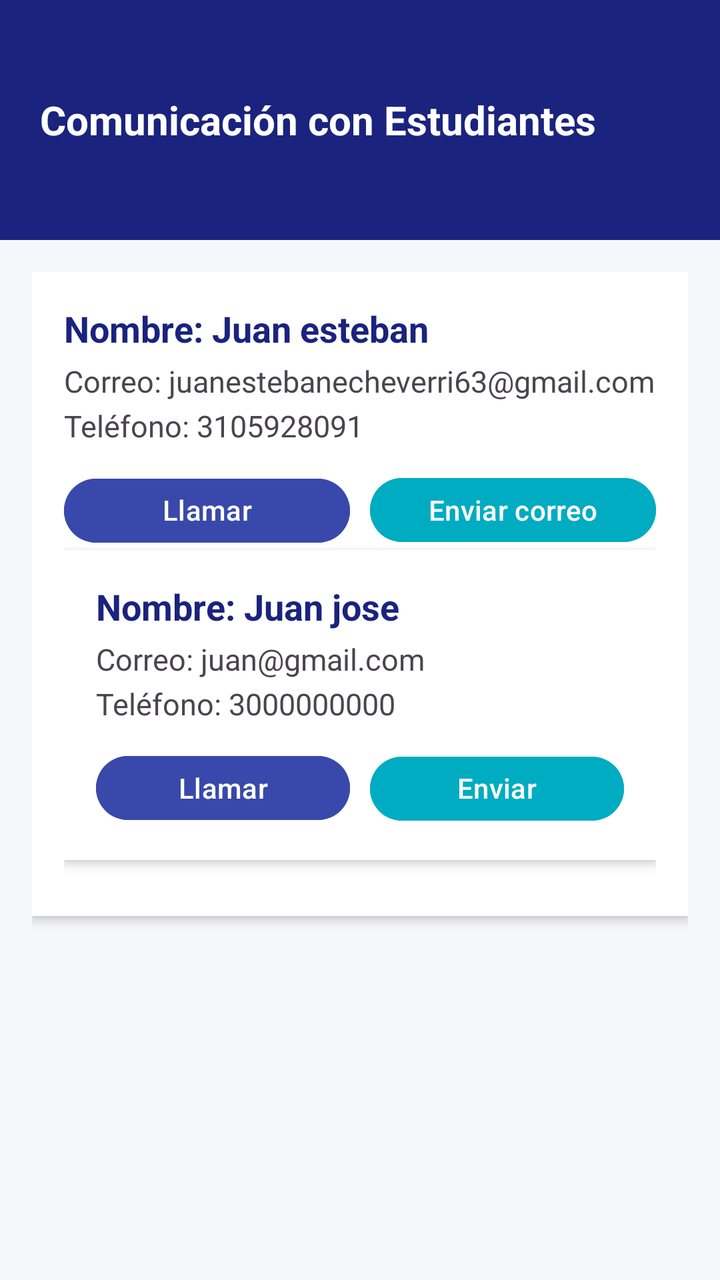
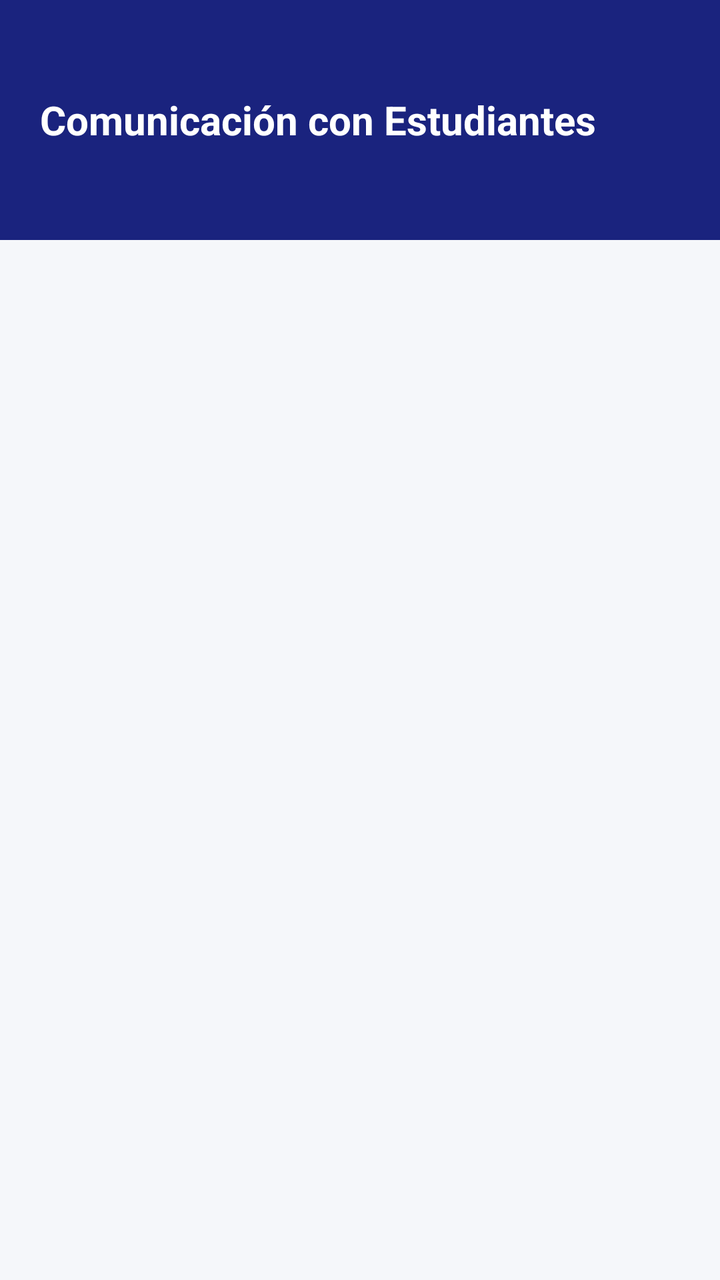

The first picture is an Android layout as it rendered before a commit; the second is the same layout after the commit. The layout source and the unified diff follow.
<!-- AndroidManifest.xml: application theme Theme.Asistencia -->
<!-- res/layout/activity_comunicacion.xml -->
<?xml version="1.0" encoding="utf-8"?>
<LinearLayout xmlns:android="http://schemas.android.com/apk/res/android"
    android:id="@+id/main"
    android:layout_width="match_parent"
    android:layout_height="match_parent"
    android:orientation="vertical"
    android:background="#F5F7FA">


    <LinearLayout
        android:layout_width="match_parent"
        android:layout_height="120dp"
        android:orientation="horizontal"
        android:padding="20dp"
        android:background="#1A237E"
        android:gravity="center_vertical">

        <TextView
            android:layout_width="0dp"
            android:layout_height="wrap_content"
            android:layout_weight="1"
            android:text="Comunicación con Estudiantes"
            android:textColor="#FFFFFF"
            android:textSize="20sp"
            android:textStyle="bold"/>


    </LinearLayout>


    <ScrollView
        android:layout_width="match_parent"
        android:layout_height="match_parent">

        <LinearLayout
            android:layout_width="match_parent"
            android:layout_height="wrap_content"
            android:orientation="vertical"
            android:padding="16dp">


            

            <LinearLayout
                android:layout_width="match_parent"
                android:layout_height="wrap_content"
                android:orientation="vertical"
                android:background="#FFFFFF"
                android:padding="16dp"
                android:layout_marginBottom="12dp"
                android:elevation="3dp">

                <TextView
                    android:id="@+id/txtNombre"
                    android:layout_width="wrap_content"
                    android:layout_height="wrap_content"
                    android:text="Nombre: Juan esteban"
                    android:textSize="18sp"
                    android:textStyle="bold"
                    android:textColor="#1A237E"/>

                <TextView
                    android:id="@+id/txtCorreo"
                    android:layout_width="wrap_content"
                    android:layout_height="wrap_content"
                    android:text="Correo: juanestebanecheverri63@gmail.com"
                    android:textSize="15sp"
                    android:layout_marginTop="4dp"/>

                <TextView
                    android:id="@+id/txtTelefono"
                    android:layout_width="wrap_content"
                    android:layout_height="wrap_content"
                    android:text="Teléfono: 3105928091"
                    android:textSize="15sp"
                    android:layout_marginTop="2dp"/>



                <LinearLayout
                    android:layout_width="match_parent"
                    android:layout_height="wrap_content"
                    android:orientation="horizontal"
                    android:layout_marginTop="12dp">

                    <Button
                        android:id="@+id/btnLlamar"
                        android:layout_width="0dp"
                        android:layout_height="40dp"
                        android:layout_weight="1"
                        android:text="Llamar estudiante"
                        android:backgroundTint="#3949AB"
                        android:textColor="#FFFFFF"/>

                    <Space
                        android:layout_width="10dp"
                        android:layout_height="wrap_content"/>

                    <Button
                        android:id="@+id/btnCorreo"
                        android:layout_width="0dp"
                        android:layout_height="40dp"
                        android:layout_weight="1"
                        android:text="Enviar correo"
                        android:backgroundTint="#00ACC1"
                        android:textColor="#FFFFFF"/>

                </LinearLayout>

                <LinearLayout
                    android:layout_width="match_parent"
                    android:layout_height="wrap_content"
                    android:orientation="vertical"
                    android:background="#FFFFFF"
                    android:padding="16dp"
                    android:layout_marginBottom="12dp"
                    android:elevation="3dp">

                    <TextView
                        android:layout_width="wrap_content"
                        android:layout_height="wrap_content"
                        android:text="Nombre: Juan jose"
                        android:textSize="18sp"
                        android:textStyle="bold"
                        android:textColor="#1A237E"/>
                    <TextView
                        android:layout_width="wrap_content"
                        android:layout_height="wrap_content"
                        android:text="Correo: juan@gmail.com"
                        android:textSize="15sp"
                        android:layout_marginTop="4dp"/>
                    <TextView
                        android:layout_width="wrap_content"
                        android:layout_height="wrap_content"
                        android:text="Teléfono: 3000000000"
                        android:textSize="15sp"
                        android:layout_marginTop="2dp"/>

                    <LinearLayout
                        android:layout_width="match_parent"
                        android:layout_height="wrap_content"
                        android:orientation="horizontal"
                        android:layout_marginTop="12dp">

                        <Button
                            android:id="@+id/btnLlamar2"
                            android:layout_width="0dp"
                            android:layout_weight="1"
                            android:text="Llamar"
                            android:backgroundTint="#3949AB"
                            android:layout_height="40dp"
                            android:textColor="#FFFFFF"/>

                        <Space
                            android:layout_width="10dp"
                            android:layout_height="wrap_content"/>

                        <Button
                            android:id="@+id/btnCorreo2"
                            android:layout_width="0dp"
                            android:layout_weight="1"
                            android:text="Enviar correo"
                            android:backgroundTint="#00ACC1"
                            android:layout_height="40dp"
                            android:textColor="#FFFFFF"/>

                    </LinearLayout>

                </LinearLayout>

            </LinearLayout>



        </LinearLayout>

    </ScrollView>

</LinearLayout>
<!-- resources referenced by this layout -->
<resources>
  <style name="Theme.Asistencia" parent="Base.Theme.Asistencia" />
  <style name="Base.Theme.Asistencia" parent="Theme.Material3.DayNight.NoActionBar">
          
          
      </style>
</resources>

<!-- the commit's change to res/layout/activity_comunicacion.xml (unified diff, before → after) -->
@@ -1,179 +1,29 @@
 <?xml version="1.0" encoding="utf-8"?>
 <LinearLayout xmlns:android="http://schemas.android.com/apk/res/android"
-    android:id="@+id/main"
     android:layout_width="match_parent"
     android:layout_height="match_parent"
     android:orientation="vertical"
     android:background="#F5F7FA">
 
-
     <LinearLayout
         android:layout_width="match_parent"
         android:layout_height="120dp"
-        android:orientation="horizontal"
         android:padding="20dp"
         android:background="#1A237E"
         android:gravity="center_vertical">
 
         <TextView
-            android:layout_width="0dp"
+            android:layout_width="wrap_content"
             android:layout_height="wrap_content"
-            android:layout_weight="1"
             android:text="Comunicación con Estudiantes"
             android:textColor="#FFFFFF"
             android:textSize="20sp"
             android:textStyle="bold"/>
-
-
     </LinearLayout>
 
-
-    <ScrollView
+    <androidx.recyclerview.widget.RecyclerView
+        android:id="@+id/recyclerComunicacion"
         android:layout_width="match_parent"
-        android:layout_height="match_parent">
-
-        <LinearLayout
-            android:layout_width="match_parent"
-            android:layout_height="wrap_content"
-            android:orientation="vertical"
-            android:padding="16dp">
-
-
-            
-
-            <LinearLayout
-                android:layout_width="match_parent"
-                android:layout_height="wrap_content"
-                android:orientation="vertical"
-                android:background="#FFFFFF"
-                android:padding="16dp"
-                android:layout_marginBottom="12dp"
-                android:elevation="3dp">
-
-                <TextView
-                    android:id="@+id/txtNombre"
-                    android:layout_width="wrap_content"
-                    android:layout_height="wrap_content"
-                    android:text="Nombre: Juan esteban"
-                    android:textSize="18sp"
-                    android:textStyle="bold"
-                    android:textColor="#1A237E"/>
-
-                <TextView
-                    android:id="@+id/txtCorreo"
-                    android:layout_width="wrap_content"
-                    android:layout_height="wrap_content"
-                    android:text="Correo: juanestebanecheverri63@gmail.com"
-                    android:textSize="15sp"
-                    android:layout_marginTop="4dp"/>
-
-                <TextView
-                    android:id="@+id/txtTelefono"
-                    android:layout_width="wrap_content"
-                    android:layout_height="wrap_content"
-                    android:text="Teléfono: 3105928091"
-                    android:textSize="15sp"
-                    android:layout_marginTop="2dp"/>
-
-
-
-                <LinearLayout
-                    android:layout_width="match_parent"
-                    android:layout_height="wrap_content"
-                    android:orientation="horizontal"
-                    android:layout_marginTop="12dp">
-
-                    <Button
-                        android:id="@+id/btnLlamar"
-                        android:layout_width="0dp"
-                        android:layout_height="40dp"
-                        android:layout_weight="1"
-                        android:text="Llamar estudiante"
-                        android:backgroundTint="#3949AB"
-                        android:textColor="#FFFFFF"/>
-
-                    <Space
-                        android:layout_width="10dp"
-                        android:layout_height="wrap_content"/>
-
-                    <Button
-                        android:id="@+id/btnCorreo"
-                        android:layout_width="0dp"
-                        android:layout_height="40dp"
-                        android:layout_weight="1"
-                        android:text="Enviar correo"
-                        android:backgroundTint="#00ACC1"
-                        android:textColor="#FFFFFF"/>
-
-                </LinearLayout>
-
-                <LinearLayout
-                    android:layout_width="match_parent"
-                    android:layout_height="wrap_content"
-                    android:orientation="vertical"
-                    android:background="#FFFFFF"
-                    android:padding="16dp"
-                    android:layout_marginBottom="12dp"
-                    android:elevation="3dp">
-
-                    <TextView
-                        android:layout_width="wrap_content"
-                        android:layout_height="wrap_content"
-                        android:text="Nombre: Juan jose"
-                        android:textSize="18sp"
-                        android:textStyle="bold"
-                        android:textColor="#1A237E"/>
-                    <TextView
-                        android:layout_width="wrap_content"
-                        android:layout_height="wrap_content"
-                        android:text="Correo: juan@gmail.com"
-                        android:textSize="15sp"
-                        android:layout_marginTop="4dp"/>
-                    <TextView
-                        android:layout_width="wrap_content"
-                        android:layout_height="wrap_content"
-                        android:text="Teléfono: 3000000000"
-                        android:textSize="15sp"
-                        android:layout_marginTop="2dp"/>
-
-                    <LinearLayout
-                        android:layout_width="match_parent"
-                        android:layout_height="wrap_content"
-                        android:orientation="horizontal"
-                        android:layout_marginTop="12dp">
-
-                        <Button
-                            android:id="@+id/btnLlamar2"
-                            android:layout_width="0dp"
-                            android:layout_weight="1"
-                            android:text="Llamar"
-                            android:backgroundTint="#3949AB"
-                            android:layout_height="40dp"
-                            android:textColor="#FFFFFF"/>
-
-                        <Space
-                            android:layout_width="10dp"
-                            android:layout_height="wrap_content"/>
-
-                        <Button
-                            android:id="@+id/btnCorreo2"
-                            android:layout_width="0dp"
-                            android:layout_weight="1"
-                            android:text="Enviar correo"
-                            android:backgroundTint="#00ACC1"
-                            android:layout_height="40dp"
-                            android:textColor="#FFFFFF"/>
-
-                    </LinearLayout>
-
-                </LinearLayout>
-
-            </LinearLayout>
-
-
-
-        </LinearLayout>
-
-    </ScrollView>
+        android:layout_height="match_parent"/>
 
 </LinearLayout>
